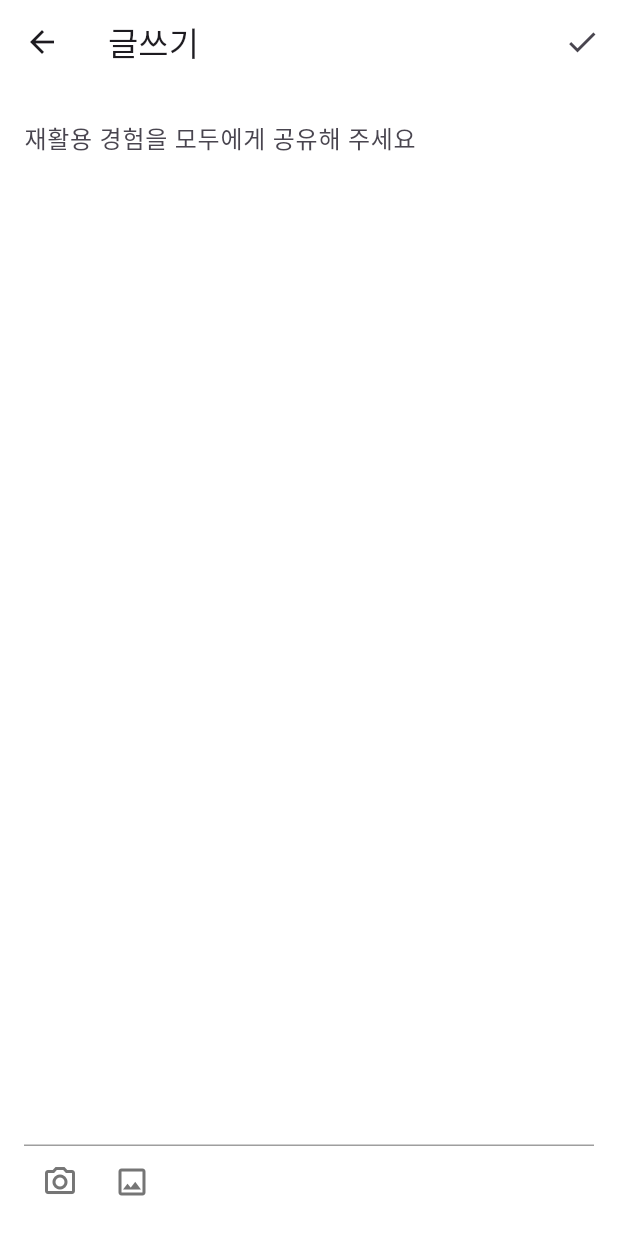
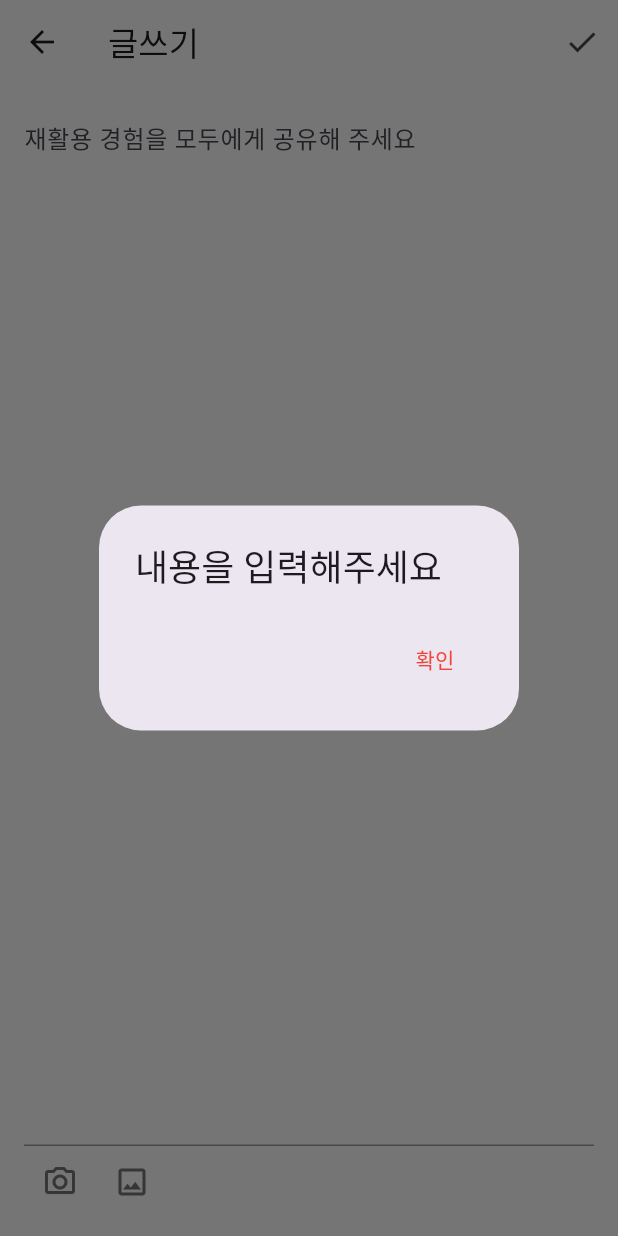
Before and after one commit to CodeforChanges/recycle-frontend, a Flutter app: the AddPostScreen screen opened by its route, after a tap on the "check" icon, on a phone screen of 412 x 824 dp. Run offline on Flutter 3.47's test engine with Material 3 defaults, Android fonts, the phone set to English and light mode, and no system bars; our stand-ins replace camera, carousel_slider, dio, firebase_core, firebase_storage, flutter_dotenv and 4 more; accounts and stored records are empty; network calls fail.

Commit message:
feat(getX, dio): tag 작성 및 디스플레이 작업
- 정규표현식으로 #으로 시작하고 공백으로 끝나는 단어들 태그 리스트로 변경
- 태그 리스트 하단 화면에서 확인할 수 있도록 함
- 홈 화면 게시글들 태그 더미 데이터 api 연동해서 표시하도록 변경

```diff
--- a/lib/controller/post_controller.dart
+++ b/lib/controller/post_controller.dart
@@ -30,11 +30,13 @@ class PostController extends GetxController {
 
   final storage = FlutterSecureStorage();
 
-  Future<void> postData(String post_content, List<String> post_images) async {
+  Future<void> postData(String post_content, List<String> post_images,
+      List<String> tagList) async {
     try {
       Map<String, dynamic> post = {
         'post_content': post_content,
         'post_images': post_images,
+        'post_tags': tagList,
       };
       Response response = await dio.post(
         ('${dotenv.get('SERVER')}/post'),
--- a/lib/screens/add_post_screen.dart
+++ b/lib/screens/add_post_screen.dart
@@ -6,6 +6,7 @@ import 'package:image_picker/image_picker.dart';
 import 'package:recycle/controller/post_controller.dart';
 
 import 'package:firebase_storage/firebase_storage.dart';
+import 'package:recycle/utils/color_utils.dart';
 
 class AddPostScreen extends StatefulWidget {
   const AddPostScreen({super.key});
@@ -17,6 +18,7 @@ class AddPostScreen extends StatefulWidget {
 class _AddPostScreenState extends State<AddPostScreen> {
   TextEditingController textController = TextEditingController();
   List<Future<String>> userImagePaths = [];
+  List<String> tagList = [];
 
   final storage = FirebaseStorage.instance;
 
@@ -27,6 +29,8 @@ class _AddPostScreenState extends State<AddPostScreen> {
   int? postId;
 
   bool? isEditMode;
+
+  bool isUpdating = false;
 
   final arguments = Get.arguments;
 
@@ -48,6 +52,46 @@ class _AddPostScreenState extends State<AddPostScreen> {
             .cast<Future<String>>();
       });
     }
+
+    void updateText() {
+      if (isUpdating) return;
+
+      isUpdating = true;
+
+      RegExp regExp = RegExp(r'#(\w+)\b(?=\s)');
+
+      RegExpMatch? matches = regExp.firstMatch(textController.text);
+
+      if (matches == null) {
+        isUpdating = false;
+        return;
+      }
+
+      setState(() {
+        tagList.add(matches.group(0)?.trim() as String);
+      });
+
+      String newText = textController.text.replaceAll(RegExp(r'#\w+\b'), '');
+
+      int cursorPosition = textController.selection.baseOffset;
+      cursorPosition =
+          cursorPosition > newText.length ? newText.length : cursorPosition;
+      textController.value = TextEditingValue(
+        text: newText,
+        selection:
+            TextSelection.fromPosition(TextPosition(offset: cursorPosition)),
+      );
+
+      isUpdating = false;
+    }
+
+    textController.addListener(updateText);
+  }
+
+  @override
+  void dispose() {
+    textController.dispose();
+    super.dispose();
   }
 
   @override
@@ -61,11 +105,45 @@ class _AddPostScreenState extends State<AddPostScreen> {
             children: [
               textField(),
               imagesWidget(),
+              tagListWidget(),
               divider(),
               addPhotoBtn(),
             ],
           ),
         ));
+  }
+
+  Container tagListWidget() {
+    return Container(
+      margin: const EdgeInsets.only(bottom: 16),
+      child: Wrap(
+        children: List.generate(
+          tagList.length,
+          (index) => Container(
+            decoration: BoxDecoration(
+              borderRadius: BorderRadius.circular(20),
+            ),
+            margin: const EdgeInsets.only(right: 8),
+            child: Chip(
+              backgroundColor: primaryColor,
+              label: Text(
+                tagList[index],
+                style: TextStyle(
+                  fontWeight: FontWeight.bold,
+                  color: Colors.white,
+                ),
+              ),
+              deleteIcon: const Icon(Icons.close, color: Colors.white),
+              onDeleted: () {
+                setState(() {
+                  tagList.removeAt(index);
+                });
+              },
+            ),
+          ),
+        ),
+      ),
+    );
   }
 
   AppBar renderAppBar() => AppBar(
@@ -76,18 +154,44 @@ class _AddPostScreenState extends State<AddPostScreen> {
         actions: [
           IconButton(
             onPressed: () async {
+              if (textController.text.isEmpty) {
+                showDialog(
+                  context: context,
+                  builder: (context) => AlertDialog(
+                    title: const Text('내용을 입력해주세요'),
+                    actions: [
+                      TextButton(
+                        onPressed: () {
+                          Get.back();
+                        },
+                        child: const Text(
+                          '확인',
+                          style: TextStyle(color: Colors.red),
+                        ),
+                      ),
+                    ],
+                  ),
+                );
+                return;
+              }
               final imagePaths = await Future.wait(userImagePaths);
               if (userImagePaths.isEmpty) {
-                AlertDialog(
+                showDialog(
+                  context: context,
+                  builder: (context) => AlertDialog(
                     title: const Text('이미지를 추가해주세요'),
                     actions: [
                       TextButton(
                         onPressed: () {
                           Get.back();
                         },
-                      child: const Text('확인'),
+                        child: const Text(
+                          '확인',
+                          style: TextStyle(color: Colors.red),
+                        ),
                       ),
                     ],
+                  ),
                 );
                 return;
               }
@@ -99,16 +203,22 @@ class _AddPostScreenState extends State<AddPostScreen> {
                   imagePaths,
                 );
                 if (result == false) {
-                  AlertDialog(
+                  showDialog(
+                    context: context,
+                    builder: (context) => AlertDialog(
                       title: const Text('글 수정에 실패했습니다.'),
                       actions: [
                         TextButton(
                           onPressed: () {
                             Get.back();
                           },
-                        child: const Text('확인'),
+                          child: const Text(
+                            '확인',
+                            style: TextStyle(color: Colors.red),
+                          ),
                         ),
                       ],
+                    ),
                   );
                   return;
                 }
@@ -120,9 +230,8 @@ class _AddPostScreenState extends State<AddPostScreen> {
               await PostController.to.postData(
                 textController.text,
                 imagePaths,
+                tagList,
               );
-              // ! 포스트 추가시 업데이트가 반영이 안됨...
-              // ! 업데이트시 반환되는 데이터를 없애도 될듯 합니다.
               PostController.to.getPosts();
               Get.toNamed('/');
             },
```
Also changed, not shown: lib/components/post.dart (+16 -4 lines), lib/models/post.dart (+10 -0 lines), lib/models/tag.dart (added, +16 -0 lines). Lines whose indentation alone changed are shown as unchanged.
